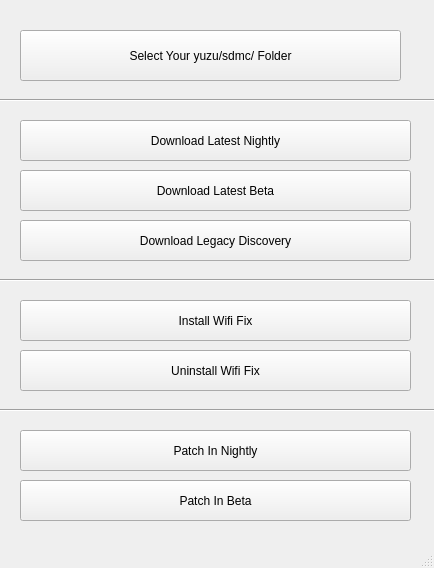
Old version of the form Source/BigYuzuTool.ui in the repository HighlyHylian/YuzuHDRTool.
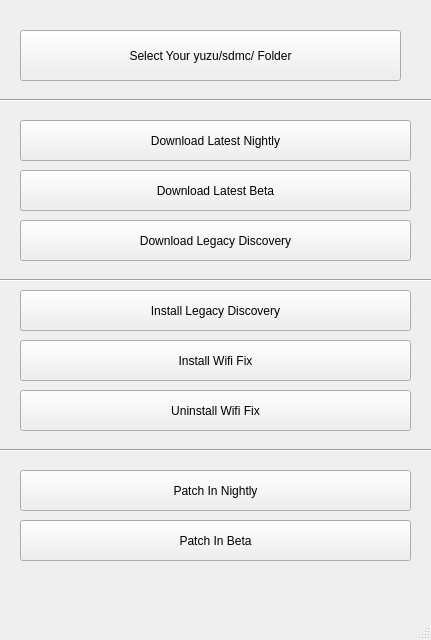
New version of the form.

```diff
--- a/Source/BigYuzuTool.ui
+++ b/Source/BigYuzuTool.ui
@@ -6,8 +6,8 @@
    <rect>
     <x>0</x>
     <y>0</y>
-    <width>434</width>
-    <height>568</height>
+    <width>431</width>
+    <height>640</height>
    </rect>
   </property>
   <property name="windowTitle">
@@ -44,7 +44,7 @@
     <property name="geometry">
      <rect>
       <x>20</x>
-      <y>300</y>
+      <y>340</y>
       <width>391</width>
       <height>41</height>
      </rect>
@@ -57,7 +57,7 @@
     <property name="geometry">
      <rect>
       <x>20</x>
-      <y>350</y>
+      <y>390</y>
       <width>391</width>
       <height>41</height>
      </rect>
@@ -109,7 +109,7 @@
     <property name="geometry">
      <rect>
       <x>20</x>
-      <y>480</y>
+      <y>520</y>
       <width>391</width>
       <height>41</height>
      </rect>
@@ -122,7 +122,7 @@
     <property name="geometry">
      <rect>
       <x>20</x>
-      <y>430</y>
+      <y>470</y>
       <width>391</width>
       <height>41</height>
      </rect>
@@ -135,7 +135,7 @@
     <property name="geometry">
      <rect>
       <x>0</x>
-      <y>400</y>
+      <y>440</y>
       <width>441</width>
       <height>20</height>
      </rect>
@@ -157,6 +157,19 @@
      <string>Download Legacy Discovery</string>
     </property>
    </widget>
+   <widget class="QPushButton" name="Legacy_2">
+    <property name="geometry">
+     <rect>
+      <x>20</x>
+      <y>290</y>
+      <width>391</width>
+      <height>41</height>
+     </rect>
+    </property>
+    <property name="text">
+     <string>Install Legacy Discovery</string>
+    </property>
+   </widget>
   </widget>
   <widget class="QStatusBar" name="statusbar"/>
  </widget>
```
